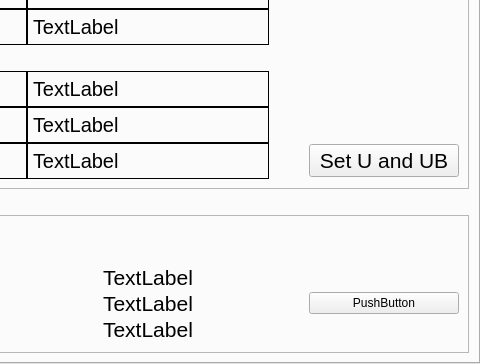
Before: the Qt Designer form gui/main.ui in HugoValim/DAF, drawn with Qt 5; both pictures show x 720 to 1200 and y 637 to 1001 of the 1200 by 1001 pixel window.
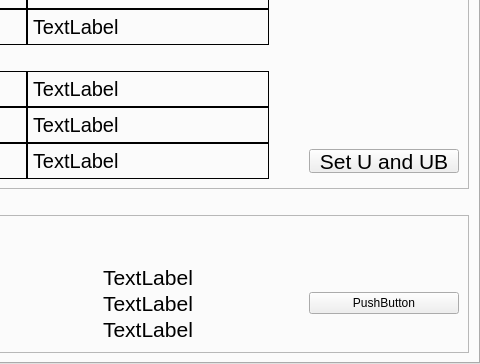
After: the same form once the commit is applied. Custom widgets are drawn as their Qt base class.

Diff of the .ui file:
```diff
--- a/gui/main.ui
+++ b/gui/main.ui
@@ -1452,7 +1452,7 @@
               <property name="maximumSize">
                <size>
                 <width>150</width>
-                <height>16777215</height>
+                <height>24</height>
                </size>
               </property>
               <property name="toolTip">
```
